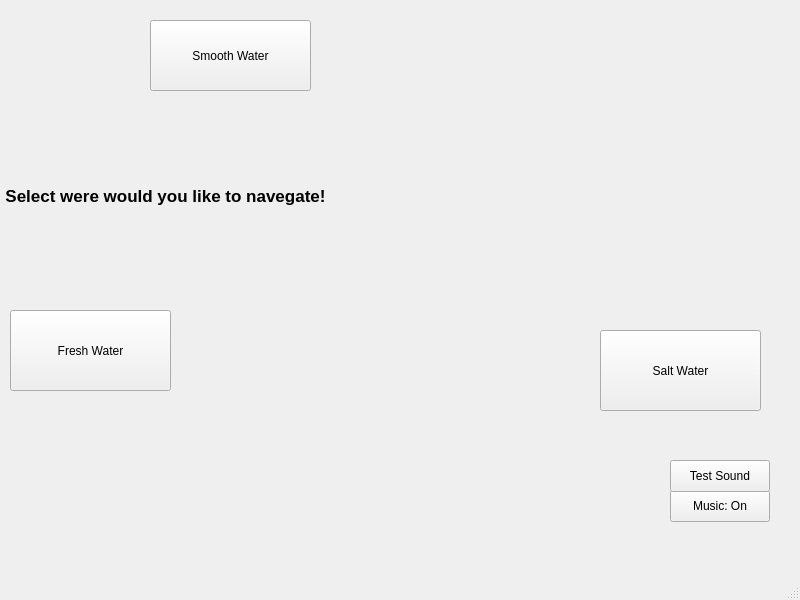
First picture: the form in A8/view.ui, repository University-of-Utah-CS3505/a8-edu-app-xing-liu123, before the edit.
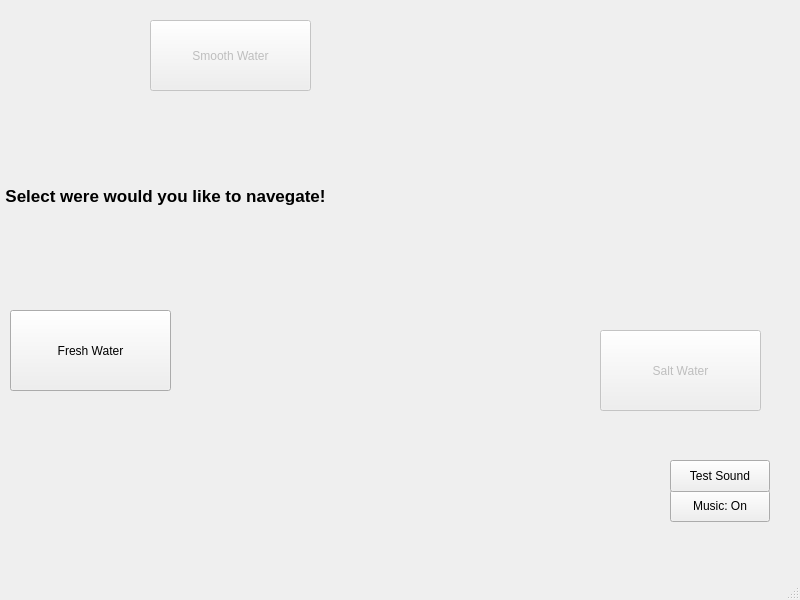
Second picture: the form after the edit. The open tabs and pages were chosen to show the change.

Commit message: Commit 10.2: Blocked waters at the begining, remove name for question 1 in quiz.

```diff
--- a/A8/view.ui
+++ b/A8/view.ui
@@ -51,7 +51,7 @@
      </widget>
      <widget class="QPushButton" name="smoothWaterButton">
       <property name="enabled">
-       <bool>true</bool>
+       <bool>false</bool>
       </property>
       <property name="geometry">
        <rect>
@@ -67,7 +67,7 @@
      </widget>
      <widget class="QPushButton" name="saltWaterButton">
       <property name="enabled">
-       <bool>true</bool>
+       <bool>false</bool>
       </property>
       <property name="geometry">
        <rect>
```
Left out of the diff: 4 changed lines with no effect on the pictures. The commit also changes 2 other files.
